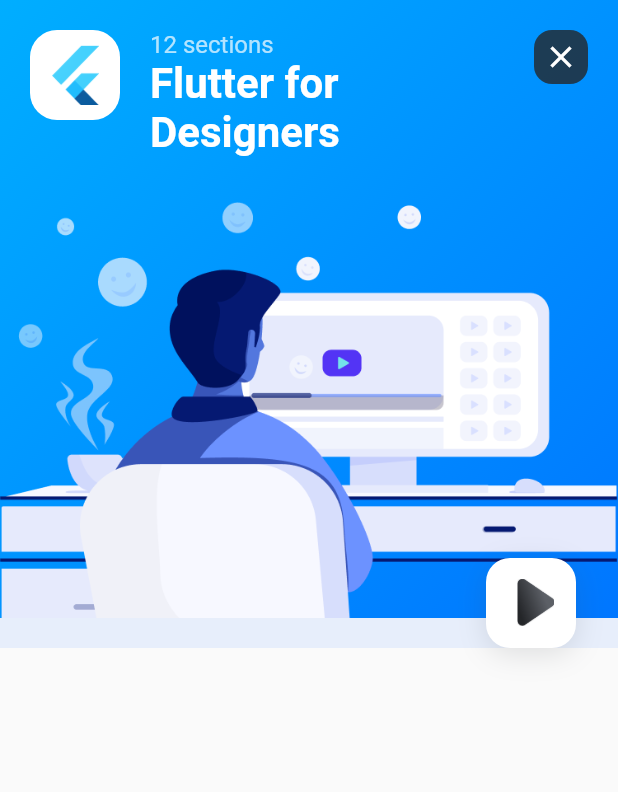
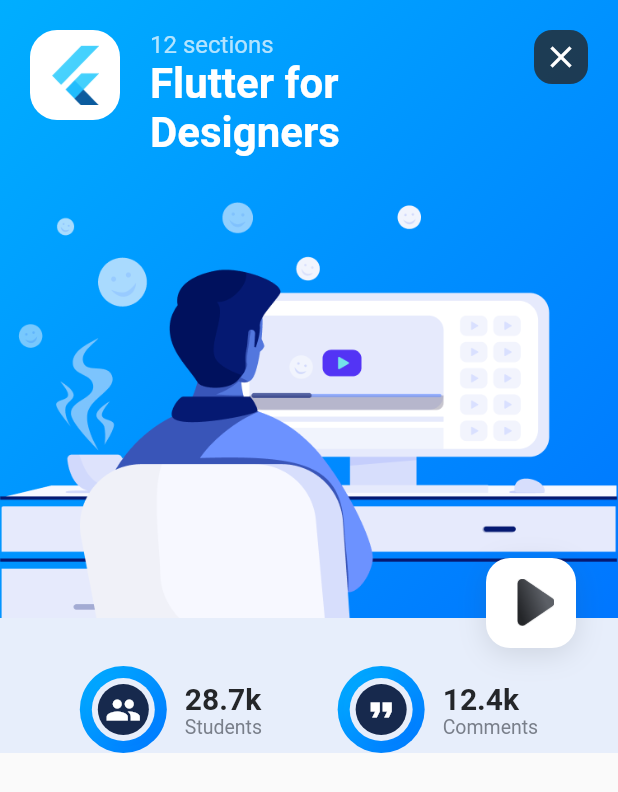
Before and after one commit to Dushani-Ranasinghe/designcode, a Flutter app: the screen it shows after launch, after a tap on "12 sections", on a phone screen of 412 x 824 dp. Shown: the top 792 px of the screen. Run offline on Flutter 3.47's test engine with Material 2 defaults, Android fonts, the phone set to English and light mode, and no system bars; our stand-ins replace sliding_up_panel.

Commit message:
created student, comment icons for course screen

```diff
--- a/lib/screens/course_screen.dart
+++ b/lib/screens/course_screen.dart
@@ -1,3 +1,6 @@
+import 'dart:io';
+
+import 'package:flutter/cupertino.dart';
 import 'package:flutter/material.dart';
 import '../constants.dart';
 import '../model/course.dart';
@@ -153,6 +156,136 @@
                   )
                 ],
               ),
+              Padding(
+                padding: EdgeInsets.only(
+                  top: 12.0,
+                  left: 28.0,
+                  right: 28.0,
+                ),
+                child: Row(
+                  mainAxisAlignment: MainAxisAlignment.spaceAround,
+                  children: [
+                    Row(
+                      children: [
+                        Container(
+                          height: 58.0,
+                          width: 58.0,
+                          decoration: BoxDecoration(
+                            gradient: widget.course.background,
+                            borderRadius: BorderRadius.circular(29.0),
+                          ),
+                          child: Padding(
+                            padding: EdgeInsets.all(4.0),
+                            child: Container(
+                              height: 58.0,
+                              width: 58.0,
+                              decoration: BoxDecoration(
+                                gradient: widget.course.background,
+                                borderRadius: BorderRadius.circular(29.0),
+                              ),
+                              child: Padding(
+                                padding: EdgeInsets.all(4.0),
+                                child: Container(
+                                  padding: EdgeInsets.all(4.0),
+                                  decoration: BoxDecoration(
+                                    color: kBackgroundColor,
+                                    borderRadius: BorderRadius.circular(29.0),
+                                  ),
+                                  child: CircleAvatar(
+                                    radius: 21.0,
+                                    backgroundColor: kCourseElementIconColor,
+                                    child: Icon(
+                                      Platform.isAndroid
+                                          ? Icons.people
+                                          : CupertinoIcons.group_solid,
+                                      color: Colors.white,
+                                    ),
+                                  ),
+                                ),
+                              ),
+                            ),
+                          ),
+                        ),
+                        SizedBox(
+                          width: 12.0,
+                        ),
+                        Column(
+                          crossAxisAlignment: CrossAxisAlignment.start,
+                          children: [
+                            Text(
+                              "28.7k",
+                              style: kTitle2Style,
+                            ),
+                            Text(
+                              "Students",
+                              style: kSearchPlaceholderStyle,
+                            ),
+                          ],
+                        )
+                      ],
+                    ),
+                    Row(
+                      children: [
+                        Container(
+                          height: 58.0,
+                          width: 58.0,
+                          decoration: BoxDecoration(
+                            gradient: widget.course.background,
+                            borderRadius: BorderRadius.circular(29.0),
+                          ),
+                          child: Padding(
+                            padding: EdgeInsets.all(4.0),
+                            child: Container(
+                              height: 58.0,
+                              width: 58.0,
+                              decoration: BoxDecoration(
+                                gradient: widget.course.background,
+                                borderRadius: BorderRadius.circular(29.0),
+                              ),
+                              child: Padding(
+                                padding: EdgeInsets.all(4.0),
+                                child: Container(
+                                  padding: EdgeInsets.all(4.0),
+                                  decoration: BoxDecoration(
+                                    color: kBackgroundColor,
+                                    borderRadius: BorderRadius.circular(29.0),
+                                  ),
+                                  child: CircleAvatar(
+                                    radius: 21.0,
+                                    backgroundColor: kCourseElementIconColor,
+                                    child: Icon(
+                                      Platform.isAndroid
+                                          ? Icons.format_quote
+                                          : CupertinoIcons.news_solid,
+                                      color: Colors.white,
+                                    ),
+                                  ),
+                                ),
+                              ),
+                            ),
+                          ),
+                        ),
+                        SizedBox(
+                          width: 12.0,
+                        ),
+                        Column(
+                          crossAxisAlignment: CrossAxisAlignment.start,
+                          children: [
+                            Text(
+                              "12.4k",
+                              style: kTitle2Style,
+                            ),
+                            Text(
+                              "Comments",
+                              style: kSearchPlaceholderStyle,
+                            ),
+                          ],
+                        )
+                      ],
+                    ),
+                  ],
+                ),
+              )
             ],
           ),
         ),
```
